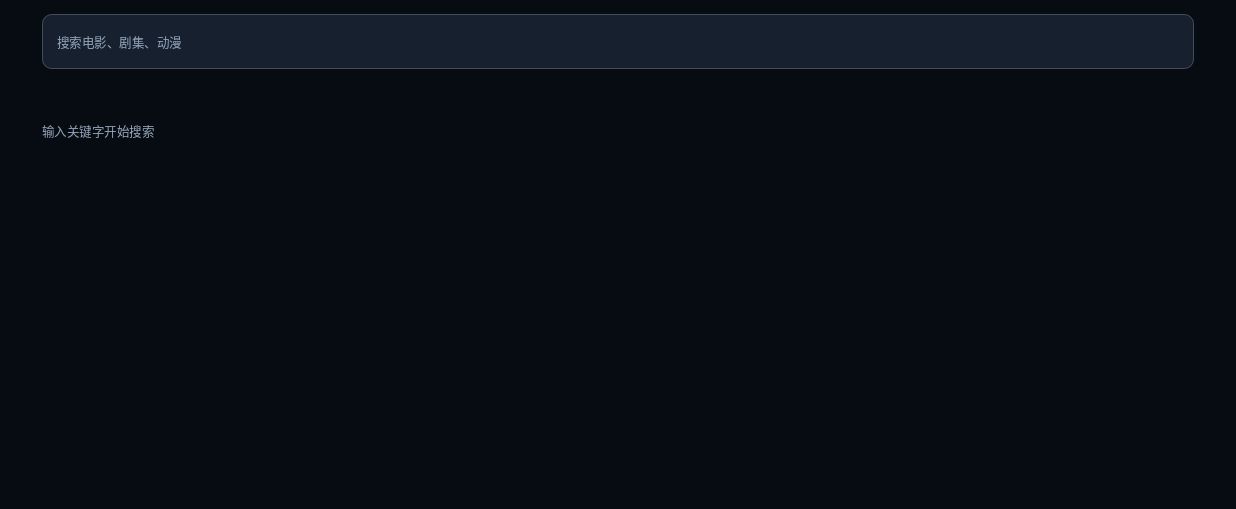
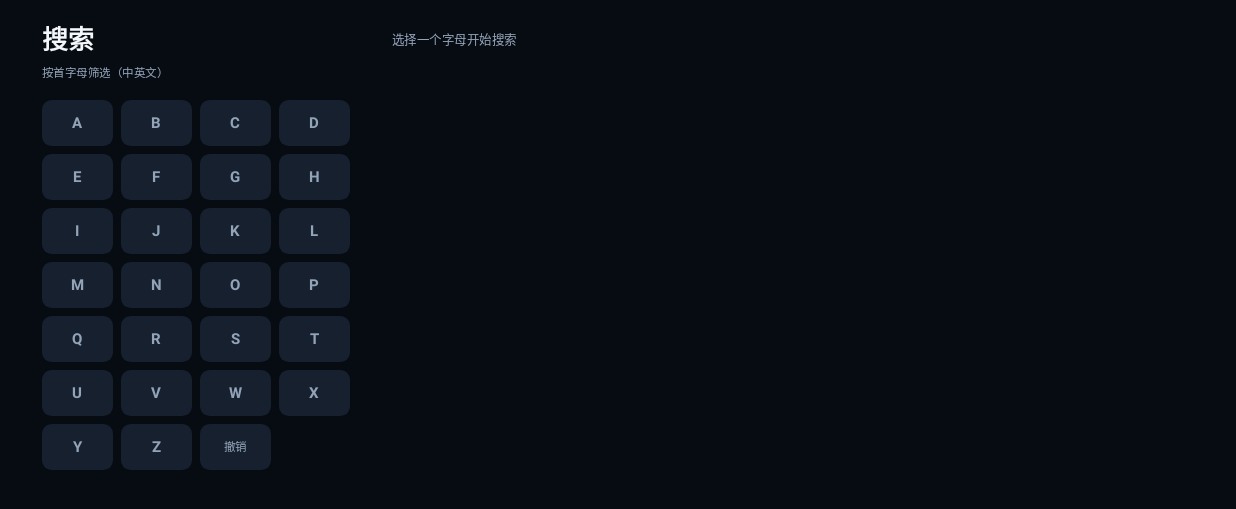
Before and after one commit to YunJian101/Lumo, an Android app built with Jetpack Compose: the composable SearchScreen shown on its own in the app's theme, on a phone screen of 824 x 412 dp (held sideways). Shown: the top 509 px of the screen. Run offline under Robolectric (Android 15) with nearby library versions, the phone set to English and light mode, and no system bars; pictures from the network do not load.

Commit message:
Rebuild search with letter keyboard and pinyin initials

```diff
--- a/app/build.gradle.kts
+++ b/app/build.gradle.kts
@@ -19,8 +19,8 @@ android {
         applicationId = "com.lumo.player"
         minSdk = 23
         targetSdk = 35
-        versionCode = 75
-        versionName = "1.0.4"
+        versionCode = 76
+        versionName = "1.0.5"
         vectorDrawables.useSupportLibrary = true
         buildConfigField("String", "FN_API_KEY", "\"${localProps.getProperty("fn.apiKey") ?: ""}\"")
         buildConfigField("String", "FN_API_SECRET", "\"${localProps.getProperty("fn.apiSecret") ?: ""}\"")
--- a/app/src/main/java/com/lumo/player/ui/screens/SearchScreen.kt
+++ b/app/src/main/java/com/lumo/player/ui/screens/SearchScreen.kt
@@ -1,7 +1,7 @@
 package com.lumo.player.ui.screens
 
+import android.os.Build
 import androidx.compose.foundation.background
-import androidx.compose.foundation.border
 import androidx.compose.foundation.clickable
 import androidx.compose.foundation.focusable
 import androidx.compose.foundation.layout.Arrangement
@@ -14,13 +14,11 @@ import androidx.compose.foundation.layout.fillMaxSize
 import androidx.compose.foundation.layout.fillMaxWidth
 import androidx.compose.foundation.layout.height
 import androidx.compose.foundation.layout.padding
+import androidx.compose.foundation.layout.width
 import androidx.compose.foundation.lazy.grid.GridCells
 import androidx.compose.foundation.lazy.grid.LazyVerticalGrid
 import androidx.compose.foundation.lazy.grid.items
 import androidx.compose.foundation.shape.RoundedCornerShape
-import androidx.compose.foundation.text.KeyboardOptions
-import androidx.compose.material3.OutlinedTextField
-import androidx.compose.material3.OutlinedTextFieldDefaults
 import androidx.compose.material3.Text
 import androidx.compose.runtime.Composable
 import androidx.compose.runtime.LaunchedEffect
@@ -28,115 +26,107 @@ import androidx.compose.runtime.getValue
 import androidx.compose.runtime.mutableStateOf
 import androidx.compose.runtime.remember
 import androidx.compose.runtime.setValue
+import androidx.compose.ui.Alignment
 import androidx.compose.ui.Modifier
 import androidx.compose.ui.draw.clip
+import androidx.compose.ui.focus.FocusRequester
+import androidx.compose.ui.focus.focusRequester
 import androidx.compose.ui.focus.onFocusChanged
-import androidx.compose.ui.graphics.Color
-import androidx.compose.ui.text.input.KeyboardType
+import androidx.compose.ui.text.font.FontWeight
 import androidx.compose.ui.unit.dp
 import androidx.compose.ui.unit.sp
 import com.lumo.player.data.FnApi
 import com.lumo.player.data.MediaItem
-import com.lumo.player.ui.ErrorBox
 import com.lumo.player.ui.FnColors
 import com.lumo.player.ui.LoadingBox
 import com.lumo.player.ui.PosterCard
-import com.lumo.player.ui.TopBar
-import kotlinx.coroutines.delay
+import com.lumo.player.ui.focusGlow
+import kotlinx.coroutines.Dispatchers
+import kotlinx.coroutines.withContext
 
 @Composable
-fun SearchScreen(
-    onOpen: (MediaItem) -> Unit,
-) {
-    var query by remember { mutableStateOf("") }
-    var results by remember { mutableStateOf<List<MediaItem>>(emptyList()) }
-    var loading by remember { mutableStateOf(false) }
-    var error by remember { mutableStateOf<String?>(null) }
-    val context = androidx.compose.ui.platform.LocalContext.current
-    val prefs = remember { context.getSharedPreferences("lumo_prefs", android.content.Context.MODE_PRIVATE) }
-    var recent by remember {
-        mutableStateOf(
-            prefs.getString("recent_search", "")
-                ?.split("|")
-                ?.filter { it.isNotBlank() }
-                ?: emptyList(),
-        )
+fun SearchScreen(onOpen: (MediaItem) -> Unit) {
+    var allItems by remember { mutableStateOf<List<MediaItem>>(emptyList()) }
+    var initials by remember { mutableStateOf<Map<String, Char>>(emptyMap()) }
+    var loading by remember { mutableStateOf(true) }
+    var selected by remember { mutableStateOf<Char?>(null) }
+    val firstFocus = remember { FocusRequester() }
+
+    LaunchedEffect(Unit) {
+        runCatching {
+            val libraries = FnApi.libraries()
+            val items = libraries.flatMap { library ->
+                runCatching { FnApi.allItems(library.guid, maxItems = 400) }.getOrDefault(emptyList())
+            }.distinctBy { it.guid }
+            allItems = items
+            initials = withContext(Dispatchers.Default) {
+                items.mapNotNull { item ->
+                    pinyinInitial(item.title.ifEmpty { item.displayTitle })?.let { item.guid to it }
+                }.toMap()
+            }
+        }
+        loading = false
+        runCatching { firstFocus.requestFocus() }
     }
 
-    LaunchedEffect(query) {
-        if (query.isBlank()) {
-            results = emptyList()
-            error = null
-            return@LaunchedEffect
-        }
-        delay(350)
-        loading = true
-        error = null
-        runCatching { FnApi.search(query) }
-            .onSuccess {
-                results = it
-                if (it.isNotEmpty()) {
-                    recent = (listOf(query) + recent).distinct().take(6)
-                    prefs.edit().putString("recent_search", recent.joinToString("|")).apply()
-                }
-            }
-            .onFailure { error = it.message ?: "搜索失败" }
-        loading = false
+    val results = if (selected == null) {
+        emptyList()
+    } else {
+        allItems.filter { initials[it.guid] == selected }
     }
 
-    Column(
+    Row(
         Modifier
             .fillMaxSize()
             .background(FnColors.Bg)
-            .padding(top = 14.dp),
+            .padding(horizontal = 43.dp, vertical = 20.dp),
     ) {
-        OutlinedTextField(
-            value = query,
-            onValueChange = { query = it },
-            singleLine = true,
-            placeholder = { Text("搜索电影、剧集、动漫", color = FnColors.Sub, fontSize = 13.sp) },
-            keyboardOptions = KeyboardOptions(keyboardType = KeyboardType.Text),
-            colors = OutlinedTextFieldDefaults.colors(
-                focusedBorderColor = FnColors.Accent,
-                unfocusedBorderColor = Color(0x33FFFFFF),
-                focusedContainerColor = FnColors.Surface2,
-                unfocusedContainerColor = FnColors.Surface2,
-                focusedTextColor = FnColors.Text,
-                unfocusedTextColor = FnColors.Text,
-                cursorColor = FnColors.Accent,
-            ),
-            shape = RoundedCornerShape(10.dp),
-            modifier = Modifier
-                .fillMaxWidth()
-                .padding(horizontal = 43.dp),
-        )
-        Spacer(Modifier.height(8.dp))
-        if (recent.isNotEmpty()) {
+        Column(Modifier.width(330.dp)) {
+            Text("搜索", color = FnColors.Text, fontSize = 27.sp, fontWeight = FontWeight.ExtraBold)
+            Spacer(Modifier.height(4.dp))
+            Text("按首字母筛选（中英文）", color = FnColors.Sub, fontSize = 12.sp)
+            Spacer(Modifier.height(16.dp))
+            val keys = ('A'..'Z').map { it.toString() } + "撤销"
+            keys.chunked(4).forEachIndexed { rowIndex, rowKeys ->
                 Row(
-                Modifier.padding(horizontal = 43.dp, vertical = 4.dp),
                     horizontalArrangement = Arrangement.spacedBy(8.dp),
-                verticalAlignment = androidx.compose.ui.Alignment.CenterVertically,
                 ) {
-                Text("最近搜索", color = FnColors.Sub, fontSize = 10.sp)
-                recent.forEach { value ->
-                    RecentChip(value) { query = value }
+                    rowKeys.forEach { key ->
+                        KeyButton(
+                            label = key,
+                            selected = key.length == 1 && selected == key[0],
+                            modifier = if (key == "A") Modifier.focusRequester(firstFocus) else Modifier,
+                        ) {
+                            selected = if (key == "撤销") null else key[0]
                         }
                     }
                 }
+                Spacer(Modifier.height(8.dp))
+            }
+        }
+
+        Spacer(Modifier.width(24.dp))
+
+        Box(Modifier.fillMaxSize()) {
             when {
                 loading -> LoadingBox()
-            error != null -> ErrorBox(error!!) { }
-            results.isEmpty() -> Text(
-                if (query.isBlank()) "输入关键字开始搜索" else "没有找到相关内容",
+                selected == null -> Text(
+                    "选择一个字母开始搜索",
                     color = FnColors.Sub,
                     fontSize = 13.sp,
-                modifier = Modifier.padding(43.dp),
+                    modifier = Modifier.padding(8.dp),
+                )
+                results.isEmpty() -> Text(
+                    "没有找到相关内容",
+                    color = FnColors.Sub,
+                    fontSize = 13.sp,
+                    modifier = Modifier.padding(8.dp),
                 )
                 else -> LazyVerticalGrid(
-                columns = GridCells.Fixed(7),
-                contentPadding = PaddingValues(horizontal = 43.dp, vertical = 10.dp),
-                horizontalArrangement = Arrangement.spacedBy(12.dp),
-                verticalArrangement = Arrangement.spacedBy(18.dp),
+                    columns = GridCells.Fixed(6),
+                    contentPadding = PaddingValues(bottom = 40.dp),
+                    horizontalArrangement = Arrangement.spacedBy(18.dp),
+                    verticalArrangement = Arrangement.spacedBy(24.dp),
                     modifier = Modifier.fillMaxSize(),
                 ) {
                     items(results) { item ->
@@ -146,20 +136,58 @@ fun SearchScreen(
             }
         }
     }
+}
 
 @Composable
-private fun RecentChip(label: String, onClick: () -> Unit) {
+private fun KeyButton(
+    label: String,
+    selected: Boolean,
+    modifier: Modifier = Modifier,
+    onClick: () -> Unit,
+) {
     var focused by remember { mutableStateOf(false) }
+    val shape = RoundedCornerShape(10.dp)
     Box(
-        Modifier
-            .clip(RoundedCornerShape(14.dp))
-            .background(FnColors.Surface2)
-            .border(1.dp, if (focused) FnColors.Accent else Color(0x14FFFFFF), RoundedCornerShape(14.dp))
+        modifier
+            .width(74.dp)
+            .height(48.dp)
+            .focusGlow(focused, 10.dp)
+            .clip(shape)
+            .background(
+                when {
+                    selected -> FnColors.Accent.copy(alpha = 0.35f)
+                    else -> FnColors.Surface2
+                },
+            )
+            .onFocusChanged { focused = it.isFocused }
             .focusable()
-            .onFocusChanged { focused = it.isFocused }
-            .clickable(onClick = onClick)
-            .padding(horizontal = 12.dp, vertical = 5.dp),
+            .clickable(onClick = onClick),
+        contentAlignment = Alignment.Center,
     ) {
-        Text(label, color = FnColors.Sub, fontSize = 11.sp)
+        Text(
+            label,
+            color = when {
+                selected -> FnColors.Accent
+                focused -> FnColors.Text
+                else -> FnColors.Sub
+            },
+            fontSize = if (label.length > 1) 12.sp else 16.sp,
+            fontWeight = if (label.length == 1) FontWeight.Bold else FontWeight.Normal,
+        )
     }
 }
+
+private fun pinyinInitial(title: String): Char? {
+    if (title.isBlank()) return null
+    val first = title.trim().first()
+    if (first.code < 128) {
+        return if (first.isLetter()) first.uppercaseChar() else null
+    }
+    if (Build.VERSION.SDK_INT < 29) return null
+    return runCatching {
+        val transliterator = android.icu.text.Transliterator.getInstance("Han-Latin; Latin-ASCII")
+        transliterator.transliterate(first.toString())
+            .firstOrNull { it.isLetter() }
+            ?.uppercaseChar()
+    }.getOrNull()
+}
```
Lines whose indentation alone changed are shown as unchanged.
